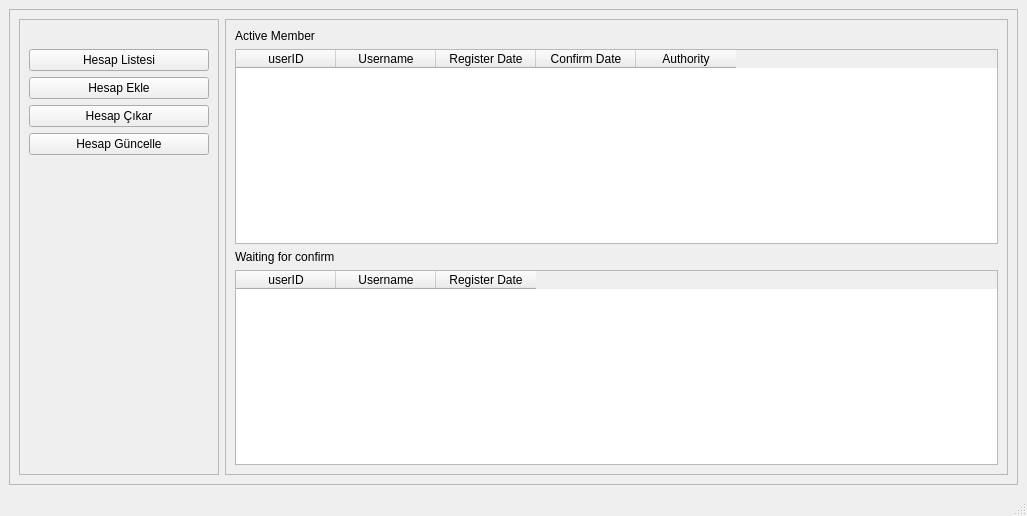
Old version of the form design/main_menu.ui in the repository turancan-p/User-Management-With-Mysql.
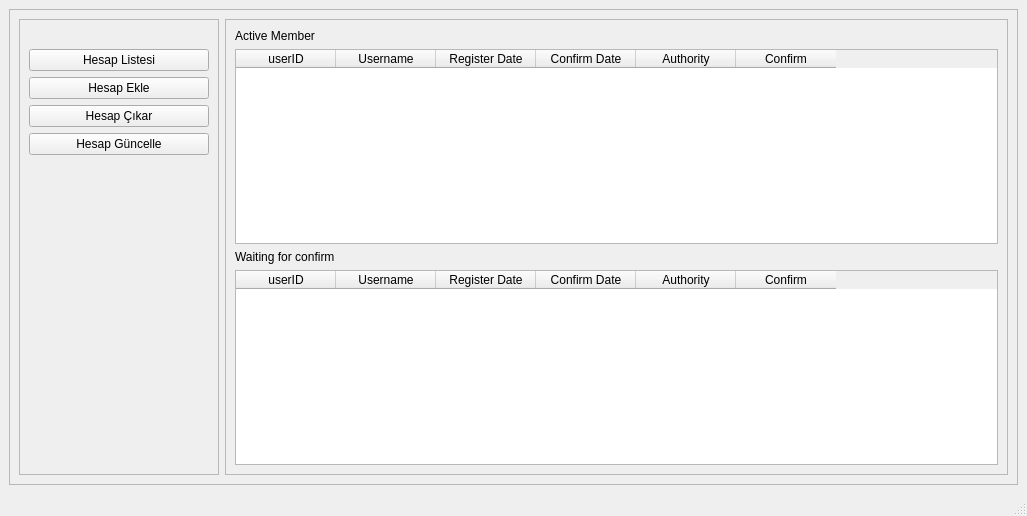
New version of the form.

```diff
--- a/design/main_menu.ui
+++ b/design/main_menu.ui
@@ -160,6 +160,11 @@
                  <string>Authority</string>
                 </property>
                </column>
+               <column>
+                <property name="text">
+                 <string>Confirm</string>
+                </property>
+               </column>
               </widget>
              </item>
              <item>
@@ -186,6 +191,21 @@
                  <string>Register Date</string>
                 </property>
                </column>
+               <column>
+                <property name="text">
+                 <string>Confirm Date</string>
+                </property>
+               </column>
+               <column>
+                <property name="text">
+                 <string>Authority</string>
+                </property>
+               </column>
+               <column>
+                <property name="text">
+                 <string>Confirm</string>
+                </property>
+               </column>
               </widget>
              </item>
             </layout>
```
Left out of the diff: 18 changed lines with no effect on the pictures.
